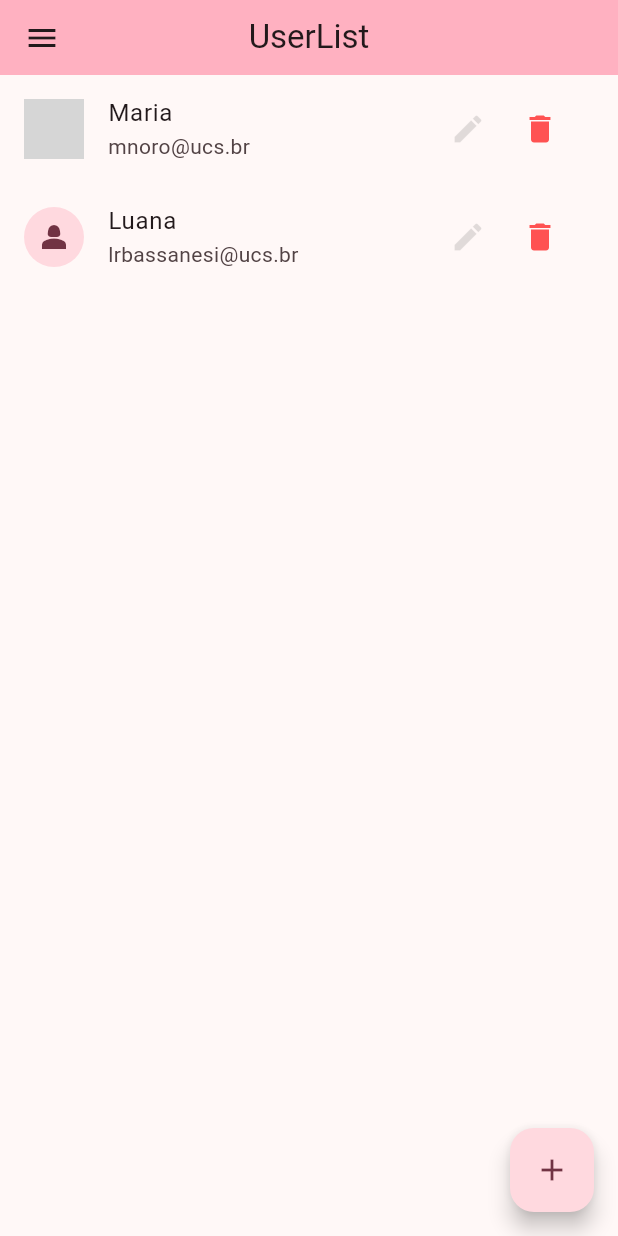
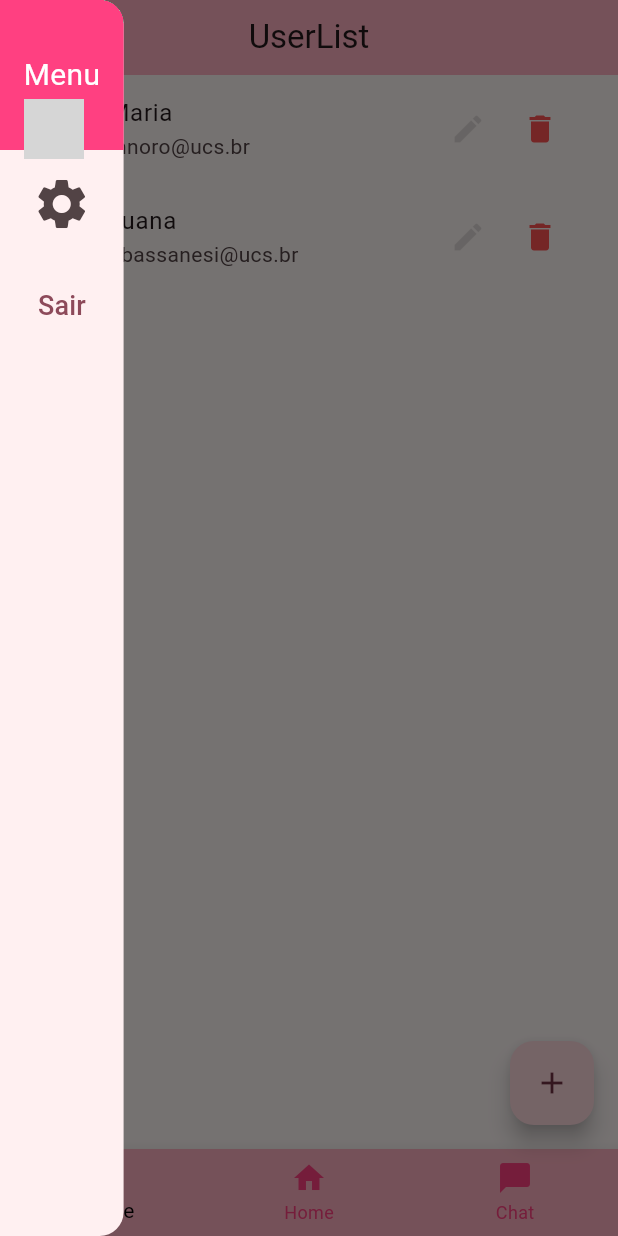
Before and after one commit to Luana-RB/Emprestai, a Flutter app: the UserList screen opened by its route, with the side drawer open (before the commit the screen has no drawer), on a phone screen of 412 x 824 dp. Run offline on Flutter 3.47's test engine with Material 2 defaults, Android fonts, the phone set to English and light mode, and no system bars; network calls fail; grey boxes are pictures that could not be loaded.

Commit message:
created bottom navigation bar

```diff
--- a/lib/appbar.dart
+++ b/lib/appbar.dart
@@ -1,3 +1,5 @@
+import 'dart:io';
+
 import 'package:flutter/foundation.dart';
 import 'package:flutter/material.dart';
 
@@ -29,35 +31,36 @@ class MyDrawer extends StatelessWidget {
 
   @override
   Widget build(BuildContext context) {
-    return Drawer(
-      child: ListView(
-        padding: EdgeInsets.zero,
+
+    return SizedBox(
+      width: MediaQuery.of(context).size.width * 0.2,
+       child: Drawer(
+  child: Column(
       children: <Widget>[
-          const DrawerHeader(
-            decoration: BoxDecoration(
+        Container(
+          height: 100,
           color: Colors.pinkAccent,
+          child: const Center(
+            child: Text(
+              'Menu',
+              style: TextStyle(
+                fontSize: 20,
+                color: Colors.white,
               ),
-            child: Text('Menu'),
             ),
-          ListTile(
-            title: const Text('Opções'),
-            onTap: () {
-              if (kDebugMode) {
-                print('opções');
-              }
-            },
           ),
-          ListTile(
-            title: const Text('Sair'),
-            onTap: () {
-              if (kDebugMode) {
-                print('sair');
-              }
-            },
         ),
-          // Adicione mais itens do menu lateral, se necessário
+        Padding(
+          padding: const EdgeInsets.all(8.0),
+          child: IconButton(onPressed: (){}, icon: const Icon(Icons.settings, size: 40)),
+        ),
+      Padding(
+        padding: const EdgeInsets.all(8.0),
+        child: TextButton(onPressed: (){ exit(0);}, child: const Text('Sair', style: TextStyle(
+                fontSize: 18,)),
+      ),)
       ],
     ),
-    );
+    ));
   }
 }
--- /dev/null
+++ b/lib/navigationbar.dart
@@ -0,0 +1,34 @@
+import 'package:flutter/material.dart';
+
+
+class CustomBottomNavigationBar extends StatelessWidget {
+  final int selectedIndex;
+  final Function(int) onItemTapped;
+
+  const CustomBottomNavigationBar({super.key, required this.selectedIndex, required this.onItemTapped,});
+
+  @override
+  Widget build(BuildContext context) {
+    return BottomNavigationBar(
+      backgroundColor: Theme.of(context).colorScheme.inversePrimary,
+      selectedItemColor: Colors.black,
+      unselectedItemColor: Colors.pinkAccent,
+      items: const <BottomNavigationBarItem>[
+        BottomNavigationBarItem(
+          icon: Icon(Icons.person),
+          label: 'Profile',
+        ),
+        BottomNavigationBarItem(
+          icon: Icon(Icons.home),
+          label: 'Home',
+        ),
+        BottomNavigationBarItem(
+          icon: Icon(Icons.chat_bubble),
+          label: 'Chat',
+        ),
+      ],
+      currentIndex: selectedIndex,
+      onTap: onItemTapped,
+    );
+  }
+}
--- a/lib/views/user_list.dart
+++ b/lib/views/user_list.dart
@@ -3,24 +3,55 @@
 import 'package:appteste/appbar.dart';
 import 'package:appteste/components/user_tile.dart';
 import 'package:appteste/models/user/user.dart';
+import 'package:appteste/navigationbar.dart';
 //import 'package:appteste/models/user/user.dart';
 import 'package:appteste/provider/users_provider.dart';
 import 'package:appteste/routes/app_routes.dart';
 import 'package:flutter/material.dart';
 import 'package:provider/provider.dart';
 
-class UserList extends StatelessWidget {
+class UserList extends StatefulWidget {
   const UserList({Key? key}) : super(key: key);
+
+  @override
+  State<UserList> createState() => _UserListState();
+}
+
+class _UserListState extends State<UserList> {
+var _selectedIndex=0;
+void onTap(int index)  {
+    setState(() {
+      _selectedIndex = index;
+    });
+    switch (index) {
+      case 0:
+        Navigator.of(context).pushNamed('/user-list');
+        break;
+      case 1:
+        Navigator.of(context).pushNamed('/');
+        break;
+      case 2:
+        Navigator.of(context).pushNamed('/user-form');
+        break;
+    }
+  }
 
   @override
   Widget build(BuildContext context) {
     var title = 'UserList';
     final UsersProvider users = Provider.of(context);
 
+
+
     return Scaffold(
       appBar: PreferredSize(
           preferredSize: const Size.fromHeight(50),
           child: AppBarPage(title: title)),
+      drawer: const MyDrawer(),
+      bottomNavigationBar: CustomBottomNavigationBar(
+      selectedIndex: _selectedIndex,
+      onItemTapped: onTap,
+      ),
       body: ListView.builder(
         itemCount: users.count,
         itemBuilder: (ctx, i) => UserTile(user: users.byIndex(i)),
```
Also changed, not shown: lib/home/ui/home_page.dart (+24 -0 lines). Lines whose indentation alone changed are shown as unchanged.
